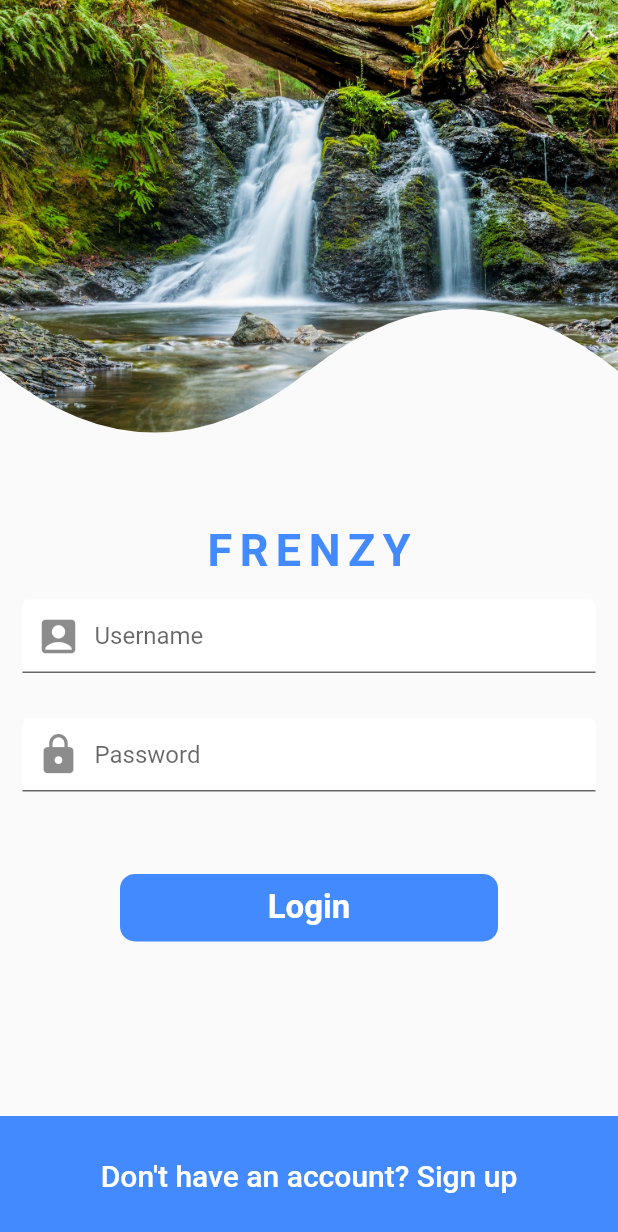
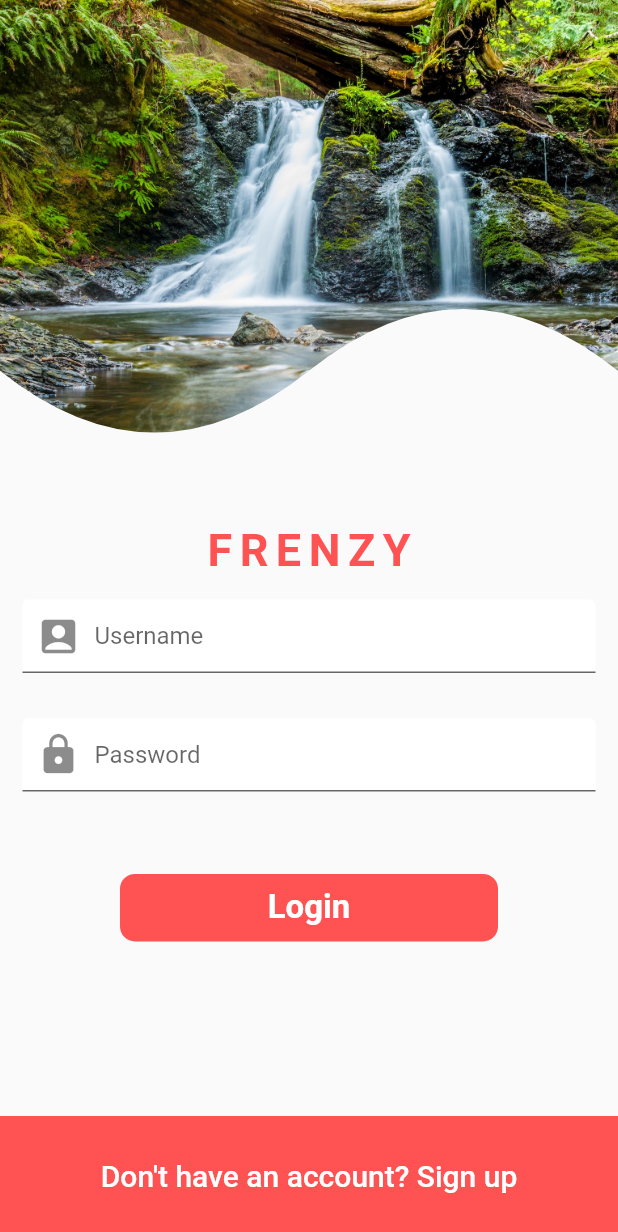
Before and after one commit to Syedzainjeelani/frenzy_social_media_app, a Flutter app: the screen it shows after launch, on a phone screen of 412 x 824 dp. Shown: the top 1232 px of the screen. Run offline on Flutter 3.47's test engine with Material 2 defaults, Android fonts, the phone set to English and light mode, and no system bars.

```diff
--- a/lib/main.dart
+++ b/lib/main.dart
@@ -8,11 +8,11 @@ class MyApp extends StatelessWidget {
   @override
   Widget build(BuildContext context) {
     return MaterialApp(
-      title: 'Frenzy Social Media App',
+      title: 'Frenzy App',
       debugShowCheckedModeBanner: false,
       theme: ThemeData(
-        primaryColor: Colors.blueAccent,
-        primarySwatch: Colors.blue,
+        primaryColor: Colors.redAccent,
+        primarySwatch: Colors.red,
       ),
       home: LoginScreen(),
     );
--- a/lib/screens/login_screen.dart
+++ b/lib/screens/login_screen.dart
@@ -1,5 +1,6 @@
 import 'package:flutter/material.dart';
 import 'package:flutter_social_ui/helpers/login_image_clipper.dart';
+import 'package:flutter_social_ui/screens/home_screen.dart';
 
 class LoginScreen extends StatelessWidget {
   @override
@@ -64,7 +65,10 @@ class LoginScreen extends StatelessWidget {
                 height: 40.0,
               ),
               GestureDetector(
-                onTap: () {},
+                onTap: () {
+                  Navigator.pushReplacement(context,
+                      MaterialPageRoute(builder: (context) => HomeScreen()));
+                },
                 child: Container(
                   height: 45.0,
                   alignment: Alignment.center,
```
Also changed, not shown: lib/screens/home_screen.dart (+44 -1 lines), 1 other file.
